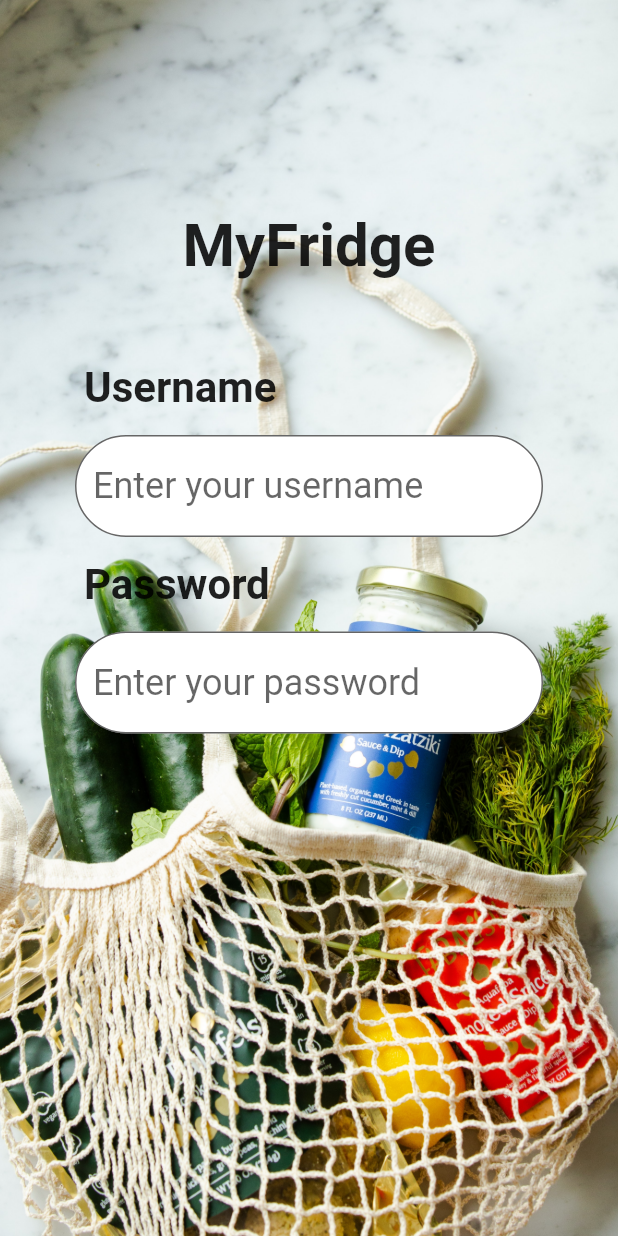
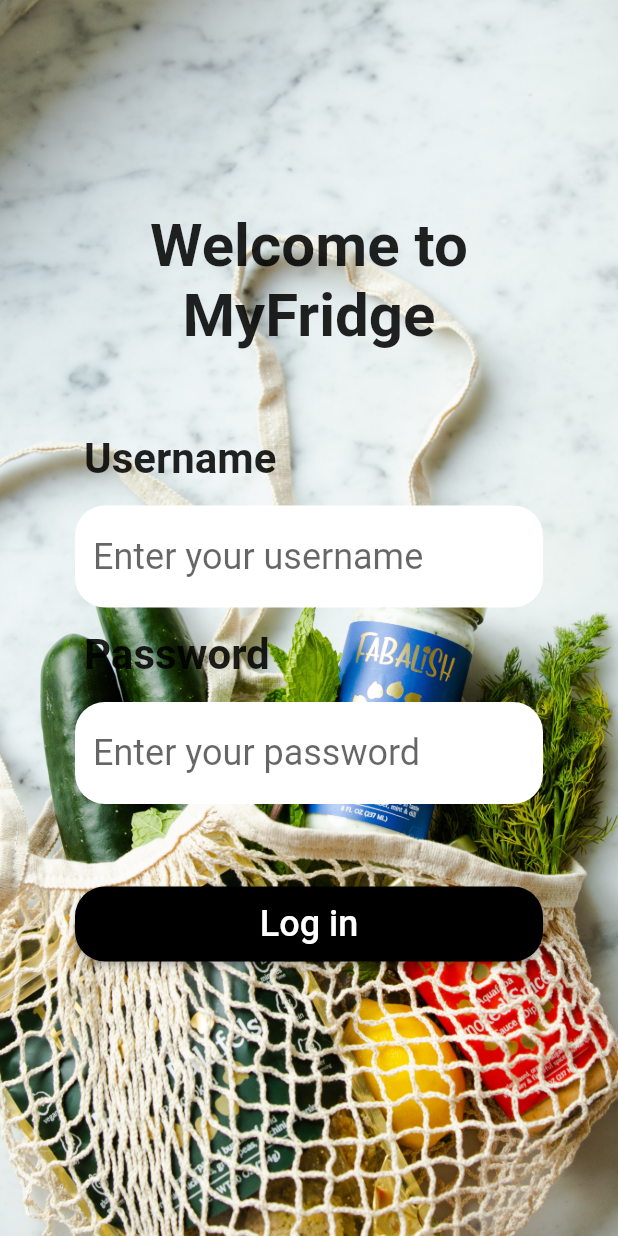
Before and after one commit to aPruner/my-fridge-app, a Flutter app: the screen it shows after launch, on a phone screen of 412 x 824 dp. Run offline on Flutter 3.47's test engine with Material 2 defaults, Android fonts, the phone set to English and light mode, and no system bars; our stand-ins replace graphql_flutter.

Commit message:
Continue work on the login screen, add a log in button

```diff
--- a/lib/widgets/input.dart
+++ b/lib/widgets/input.dart
@@ -21,7 +21,8 @@ class Input extends StatelessWidget {
         filled: true,
         fillColor: Colors.white,
         border: OutlineInputBorder(
-          borderRadius: BorderRadius.circular(45.0)
+          borderSide: BorderSide.none,
+          borderRadius: BorderRadius.circular(20.0)
         ),
       ),
       style: TextStyle(
--- a/lib/widgets/loginForm.dart
+++ b/lib/widgets/loginForm.dart
@@ -26,15 +26,14 @@ class _LoginFormState extends State<LoginForm> {
             child: Padding(
             padding: EdgeInsets.symmetric(vertical: 40.0),
             child: Text(
-                'MyFridge',
+              'Welcome to MyFridge',
               style: TextStyle(
                 fontSize: 40,
                 fontWeight: FontWeight.bold,
               ),
               textAlign: TextAlign.center,
             ),
-            )
-          ),
+          )),
           Padding(
             padding:
                 const EdgeInsets.symmetric(horizontal: 6.0, vertical: 15.0),
@@ -69,6 +68,29 @@ class _LoginFormState extends State<LoginForm> {
             placeholderText: 'Enter your password',
             obscureText: true,
           ),
+          Padding(
+            padding: EdgeInsets.symmetric(vertical: 55.0),
+            child: ButtonTheme(
+              minWidth: 400.0,
+              height: 50.0,
+              shape: RoundedRectangleBorder(
+                borderRadius: BorderRadius.circular(20.0),
+              ),
+              buttonColor: Colors.black,
+              splashColor: Colors.grey,
+              child: RaisedButton(
+                  child: Text(
+                    'Log in',
+                    style: TextStyle(
+                      fontSize: 24,
+                      color: Colors.white,
+                    ),
+                  ),
+                  onPressed: () {
+                    print('Login button pressed!');
+                  }),
+            ),
+          ),
         ],
         crossAxisAlignment: CrossAxisAlignment.start,
       ),
```
Also changed, not shown: 1 other file. Lines whose indentation alone changed are shown as unchanged.
